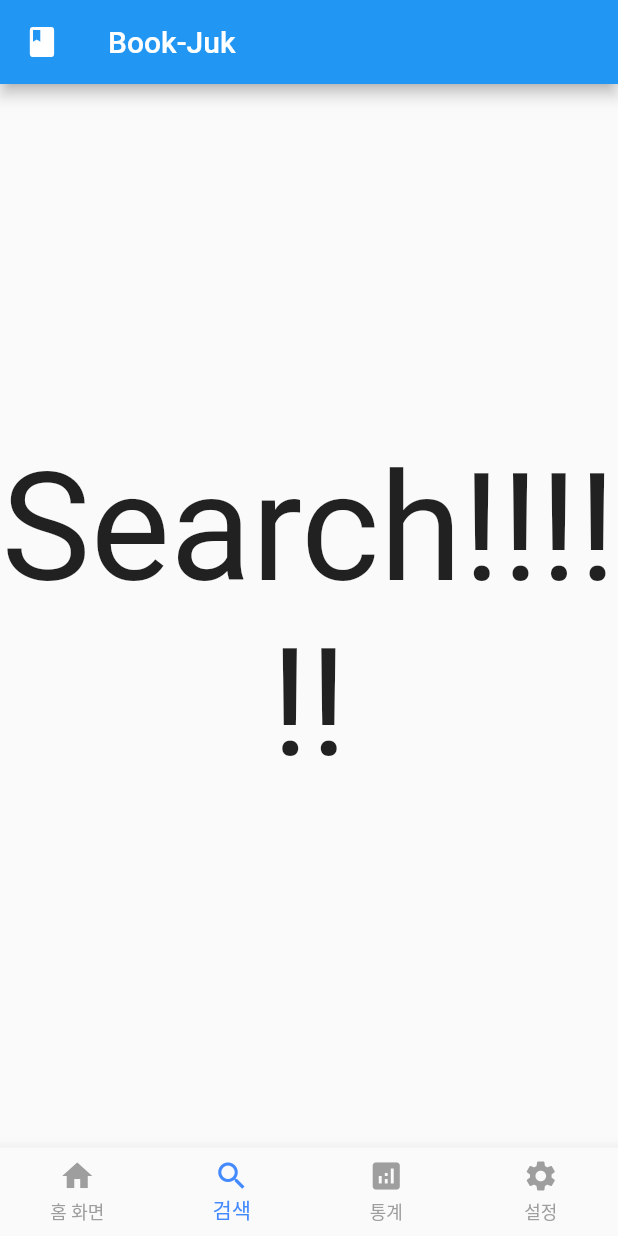
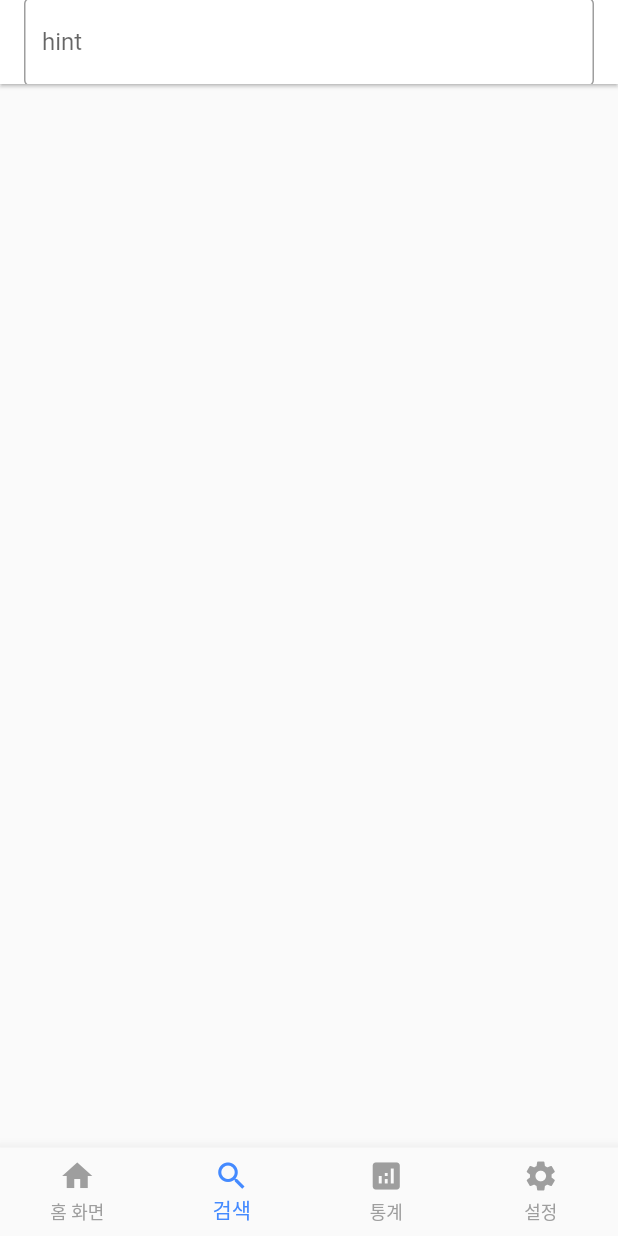
Before and after one commit to 2023-2-CAU-AI-MP-TeamProject/book_juk, a Flutter app: the screen it shows after launch, item 2 of the bottom bar chosen, on a phone screen of 412 x 824 dp. Run offline on Flutter 3.47's test engine with Material 2 defaults, Android fonts, the phone set to English and light mode, and no system bars.

Commit message:
Search 화면 구현 및 입력 값 받아오기

```diff
--- a/lib/initial.dart
+++ b/lib/initial.dart
@@ -1,7 +1,7 @@
 //초기 화면
 
-import 'main.dart';
 import 'package:flutter/material.dart';
+import 'MyAppBar.dart';
 
 class Initial extends StatefulWidget {
   const Initial({Key? key}) : super(key: key);
@@ -14,9 +14,7 @@ class _Initial extends State<Initial> {
   @override
   Widget build(BuildContext context) {
     return Scaffold(
-      appBar: AppBar(
-        title: Text('초기 화면'),
-      ),
+      appBar: MyAppBar(),
       body: Center(
         child: Container(
           width: 200,
--- a/lib/main.dart
+++ b/lib/main.dart
@@ -2,6 +2,7 @@
 
 import 'package:flutter/material.dart';
 import 'initial.dart';
+import 'search.dart';
 
 void main() {
   runApp(const MyApp());
@@ -13,7 +14,7 @@ class MyApp extends StatelessWidget {
   @override
   Widget build(BuildContext context) {
     return MaterialApp(
-      title: 'Mobile Programming Team Project',
+      title: '책:크',
       theme: ThemeData(
         primarySwatch: Colors.blue
       ),
@@ -43,15 +44,9 @@ class _MyLanding extends State<Landing> {
       });
     }
 
-    List<Widget> texts = [
-      HomePage(),
-      Text(
-        "Search!!!!!!",
-        style: TextStyle(
-          fontSize: 100
-        ),
-        textAlign: TextAlign.center,
-      ),
+    List<Widget> navItems = [
+      Initial(),
+      Search(),
       Text(
         "Analytics!!!!!!!!!!!!!!",
         style: TextStyle(
@@ -69,14 +64,7 @@ class _MyLanding extends State<Landing> {
     ];
 
     return Scaffold(
-      appBar: AppBar(
-        title: Text("Book-Juk"),
-        leading: Icon(Icons.book),
-      ),
-      body: Align(
-        alignment: Alignment.center,
-        child: texts[_selectedIndex]
-      ),
+      body: navItems[_selectedIndex],
       bottomNavigationBar: BottomNavigationBar(
         items: <BottomNavigationBarItem>[
           BottomNavigationBarItem(
@@ -105,18 +93,3 @@ class _MyLanding extends State<Landing> {
     );
   }
 }
-
-class HomePage extends StatelessWidget {
-  @override
-  Widget build(BuildContext context) {
-    return Text(
-      //나중에 Scaffold로 만들던지 Container로 만들든지 어떻게어떻게 잘..
-      // home 브랜치 테스트
-      "북적북적 홈 화면",
-      style: TextStyle(
-          fontSize: 100
-      ),
-      textAlign: TextAlign.center,
-    );
-  }
-}
--- /dev/null
+++ b/lib/search.dart
@@ -0,0 +1,41 @@
+// ignore_for_file: prefer_const_constructors
+
+import 'package:flutter/material.dart';
+
+class Search extends StatefulWidget {
+  const Search({super.key});
+
+  @override
+  State<Search> createState() => SearchState();
+}
+
+class SearchState extends State<Search> {
+  String input = '';
+
+  @override
+  Widget build(BuildContext context) {
+    return Scaffold(
+      appBar: AppBar(
+        title: TextField(
+          cursorColor: Colors.black,
+          decoration: InputDecoration(
+            border: OutlineInputBorder(),
+            labelText: 'hint'
+          ),
+          textInputAction: TextInputAction.search,
+          onSubmitted: _onSubmitted,
+        ),
+        backgroundColor: Colors.white,
+        centerTitle: true,
+        elevation: 1,
+      ),
+      body: Center(child: Text(input, style: TextStyle(fontWeight: FontWeight.w700, fontSize: 100)))
+    );
+  }
+
+  void _onSubmitted(String value) {
+    setState(() {
+      input = value;
+    });
+  }
+}
```
Also changed, not shown: lib/MyAppBar.dart (added, +14 -0 lines).
